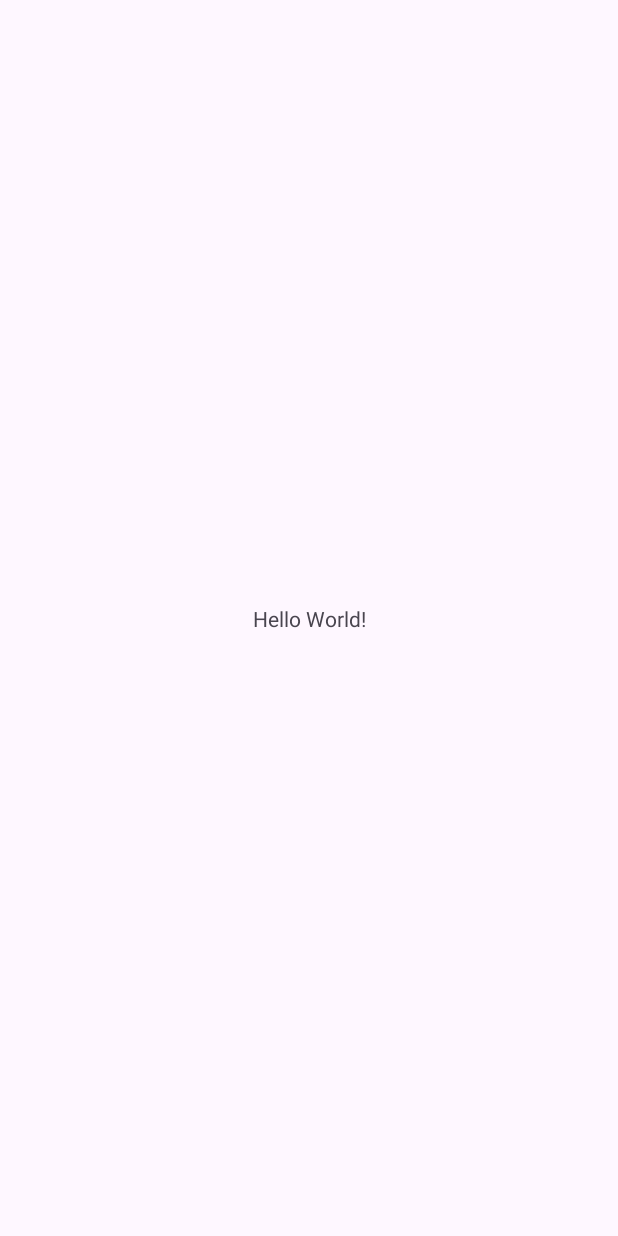
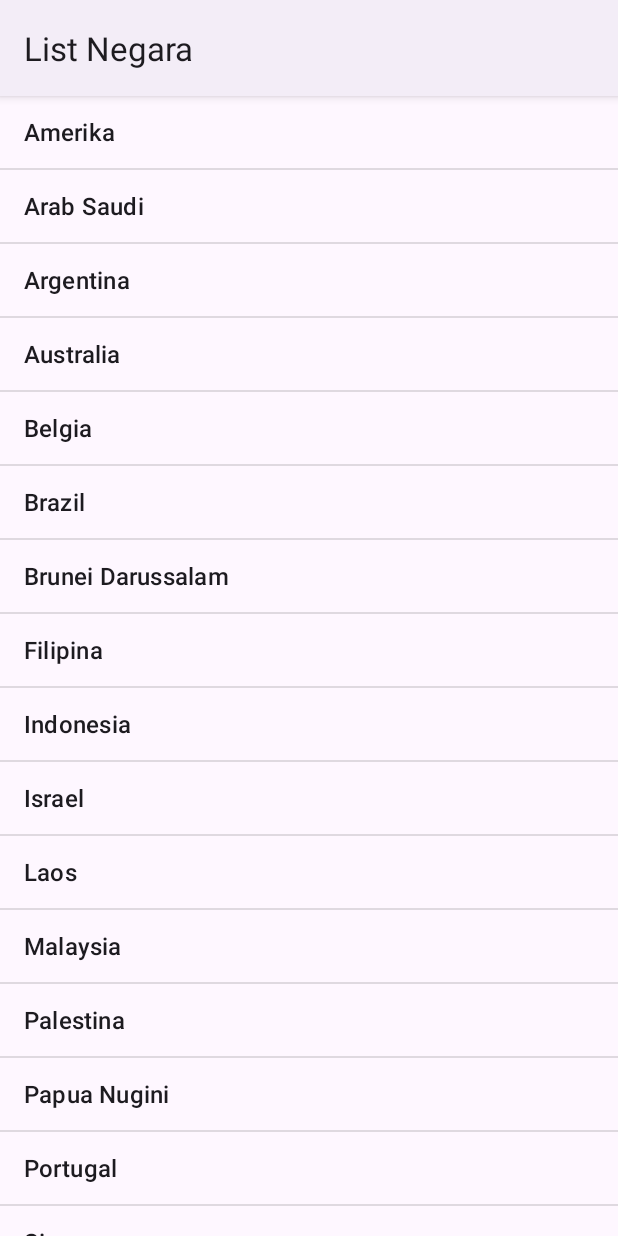
Before and after one commit to afebrii/VSGA-2024, an Android app: the screen it shows after launch (MainActivity), on a phone screen of 412 x 824 dp. Before the commit the screen is almost empty. Run offline under Robolectric (Android 15) with nearby library versions, the phone set to English and light mode, and no system bars.

Commit message:
Membuat list negara

```diff
--- a/app/src/main/java/com/afebrii/vsga2024/MainActivity.java
+++ b/app/src/main/java/com/afebrii/vsga2024/MainActivity.java
@@ -1,6 +1,9 @@
 package com.afebrii.vsga2024;
 
 import android.os.Bundle;
+import android.widget.ArrayAdapter;
+import android.widget.ListView;
+import android.widget.Toast;
 
 import androidx.activity.EdgeToEdge;
 import androidx.appcompat.app.AppCompatActivity;
@@ -8,7 +11,33 @@ import androidx.core.graphics.Insets;
 import androidx.core.view.ViewCompat;
 import androidx.core.view.WindowInsetsCompat;
 
+import java.util.Arrays;
+
 public class MainActivity extends AppCompatActivity {
+
+    ListView listView;
+    String[] nama = new String[]{
+            "Indonesia",
+            "Malaysia",
+            "Singapura",
+            "Thailand",
+            "Filipina",
+            "Brunei Darussalam",
+            "Timor Leste",
+            "Vietnam",
+            "Laos",
+            "Papua Nugini",
+            "Argentina",
+            "Spanyol",
+            "Brazil",
+            "Arab Saudi",
+            "Amerika",
+            "Palestina",
+            "Israel",
+            "Australia",
+            "Belgia",
+            "Portugal"
+    };
 
     @Override
     protected void onCreate(Bundle savedInstanceState) {
@@ -20,5 +49,20 @@ public class MainActivity extends AppCompatActivity {
             v.setPadding(systemBars.left, systemBars.top, systemBars.right, systemBars.bottom);
             return insets;
         });
+
+        Arrays.sort(nama);
+
+        listView = findViewById(R.id.listView);
+        ArrayAdapter<String> adapter = new ArrayAdapter<>(
+                this, android.R.layout.simple_list_item_1,
+                android.R.id.text1,
+                nama
+        );
+        listView.setAdapter(adapter);
+
+        listView.setOnItemClickListener((parent, view, position, id) -> Toast.makeText(
+                MainActivity.this,
+                nama[position] + " diklik",
+                Toast.LENGTH_LONG).show());
     }
 }
--- a/app/src/main/res/layout/activity_main.xml
+++ b/app/src/main/res/layout/activity_main.xml
@@ -1,19 +1,15 @@
 <?xml version="1.0" encoding="utf-8"?>
-<androidx.constraintlayout.widget.ConstraintLayout xmlns:android="http://schemas.android.com/apk/res/android"
+<LinearLayout xmlns:android="http://schemas.android.com/apk/res/android"
     xmlns:app="http://schemas.android.com/apk/res-auto"
     xmlns:tools="http://schemas.android.com/tools"
     android:id="@+id/main"
     android:layout_width="match_parent"
     android:layout_height="match_parent"
+    android:orientation="vertical"
     tools:context=".MainActivity">
 
-    <TextView
-        android:layout_width="wrap_content"
-        android:layout_height="wrap_content"
-        android:text="Hello World!"
-        app:layout_constraintBottom_toBottomOf="parent"
-        app:layout_constraintEnd_toEndOf="parent"
-        app:layout_constraintStart_toStartOf="parent"
-        app:layout_constraintTop_toTopOf="parent" />
-
-</androidx.constraintlayout.widget.ConstraintLayout>
+    <ListView
+        android:id="@+id/listView"
+        android:layout_width="match_parent"
+        android:layout_height="match_parent" />
+</LinearLayout>
--- a/app/src/main/res/values-night/themes.xml
+++ b/app/src/main/res/values-night/themes.xml
@@ -1,6 +1,6 @@
 <resources xmlns:tools="http://schemas.android.com/tools">
     <!-- Base application theme. -->
-    <style name="Base.Theme.VSGA2024" parent="Theme.Material3.DayNight.NoActionBar">
+    <style name="Base.Theme.VSGA2024" parent="Theme.Material3.DayNight">
         <!-- Customize your dark theme here. -->
         <!-- <item name="colorPrimary">@color/my_dark_primary</item> -->
     </style>
--- a/app/src/main/res/values/strings.xml
+++ b/app/src/main/res/values/strings.xml
@@ -1,3 +1,3 @@
 <resources>
-    <string name="app_name">VSGA 2024</string>
+    <string name="app_name">List Negara</string>
 </resources>
--- a/app/src/main/res/values/themes.xml
+++ b/app/src/main/res/values/themes.xml
@@ -1,6 +1,6 @@
 <resources xmlns:tools="http://schemas.android.com/tools">
     <!-- Base application theme. -->
-    <style name="Base.Theme.VSGA2024" parent="Theme.Material3.DayNight.NoActionBar">
+    <style name="Base.Theme.VSGA2024" parent="Theme.Material3.DayNight">
         <!-- Customize your light theme here. -->
         <!-- <item name="colorPrimary">@color/my_light_primary</item> -->
     </style>
```
